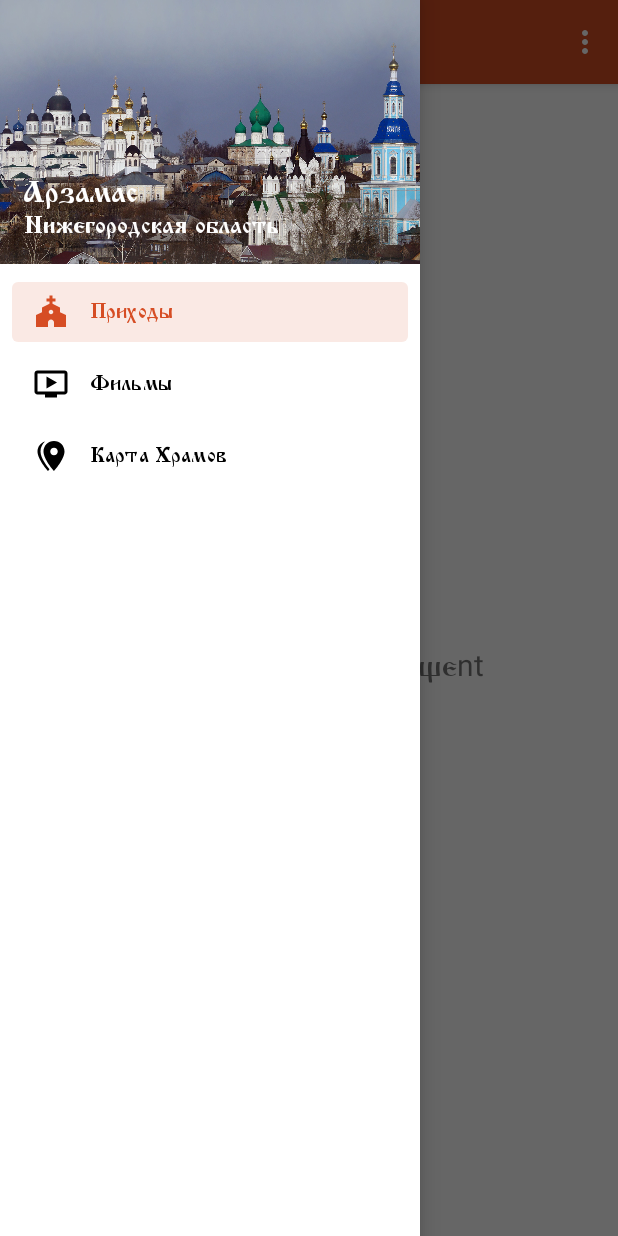
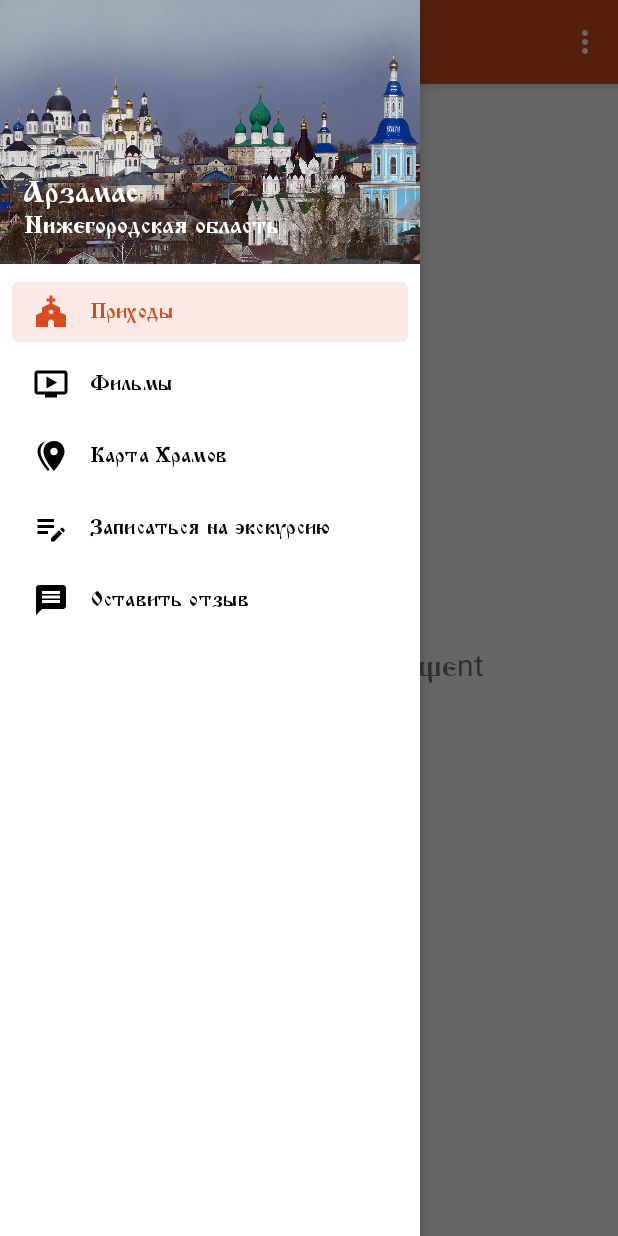
Before and after one commit to artemObrazumov/hackathon-religion, an Android app: the screen it shows after launch (MainActivity), with the side drawer open, on a phone screen of 412 x 824 dp. Run offline under Robolectric (Android 15) with nearby library versions, the phone set to English and light mode, and no system bars; our stand-ins replace Firebase (no records; nobody signed in at launch, a user with empty details on screens opened directly), navigation-ui; libraries missing offline, so code that uses them is left out: com.yandex.mapkit; 1 statement that could not run was skipped.

Commit message:
change nav drawer

```diff
--- a/app/src/main/java/com/borsch_team/hackathonReligion/data/api/CreateData.kt
+++ b/app/src/main/java/com/borsch_team/hackathonReligion/data/api/CreateData.kt
@@ -9,7 +9,7 @@ class CreateData {
         fun createData(){
             var id = UUID.randomUUID().toString()
             FirebaseFirestore.getInstance().collection("Churches").document(id).set(
-                Church(id, 0.00, 0.00, true, "Name1", "desc", arrayListOf("url1", "url2"))
+                Church(id, 55.385326, 43.817554, false, "Name1", "desc", arrayListOf("url1", "url2"))
             )
             id = UUID.randomUUID().toString()
             FirebaseFirestore.getInstance().collection("Churches").document(id).set(
@@ -19,8 +19,6 @@ class CreateData {
             FirebaseFirestore.getInstance().collection("Churches").document(id).set(
                 Church(id, 0.00, 0.00, true, "Name1", "desc", arrayListOf("url1", "url2"))
             )
-
-
         }
     }
 }
--- a/app/src/main/java/com/borsch_team/hackathonReligion/data/models/Church.kt
+++ b/app/src/main/java/com/borsch_team/hackathonReligion/data/models/Church.kt
@@ -8,4 +8,5 @@ data class Church (
     var name: String = "",
     var description: String = "",
     var urlsImages: ArrayList<String> = ArrayList(),
+    // Добавить принадлежность к приходу
 )
--- a/app/src/main/java/com/borsch_team/hackathonReligion/ui/main/MainActivity.kt
+++ b/app/src/main/java/com/borsch_team/hackathonReligion/ui/main/MainActivity.kt
@@ -6,6 +6,7 @@ import android.view.Menu
 import android.view.View
 import android.widget.Toast
 import androidx.appcompat.app.AppCompatActivity
+import androidx.appcompat.widget.Toolbar
 import androidx.drawerlayout.widget.DrawerLayout
 import androidx.navigation.findNavController
 import androidx.navigation.ui.AppBarConfiguration
@@ -18,7 +19,6 @@ import com.borsch_team.hackathonReligion.databinding.ActivityMainBinding
 import com.google.android.material.navigation.NavigationView
 import com.google.android.material.snackbar.Snackbar
 
-
 class MainActivity : AppCompatActivity() {
 
     private lateinit var appBarConfiguration: AppBarConfiguration
@@ -30,7 +30,7 @@ class MainActivity : AppCompatActivity() {
         binding = ActivityMainBinding.inflate(layoutInflater)
         setContentView(binding.root)
 
-        setSupportActionBar(binding.appBarMain.toolbar)
+        setSupportActionBar(findViewById(R.id.toolbar))
 
 
         val drawerLayout: DrawerLayout = binding.drawerLayout
@@ -40,7 +40,7 @@ class MainActivity : AppCompatActivity() {
         // menu should be considered as top level destinations.
         appBarConfiguration = AppBarConfiguration(
             setOf(
-                R.id.nav_excursions, R.id.nav_films, R.id.nav_churches
+                R.id.nav_excursions, R.id.nav_films, R.id.nav_churches, R.id.nav_feedback, R.id.nav_sign_up_tour
             ), drawerLayout
         )
         setupActionBarWithNavController(navController, appBarConfiguration)
--- /dev/null
+++ b/app/src/main/java/com/borsch_team/hackathonReligion/ui/sign_up_tour/SignUpTourFragmen.kt
@@ -0,0 +1,6 @@
+package com.borsch_team.hackathonReligion.ui.sign_up_tour
+
+import androidx.fragment.app.Fragment
+
+class SignUpTourFragmen : Fragment(){
+}
--- /dev/null
+++ b/app/src/main/res/drawable/baseline_edit_note_24.xml
@@ -0,0 +1,5 @@
+<vector android:height="24dp" android:tint="#000000"
+    android:viewportHeight="24" android:viewportWidth="24"
+    android:width="24dp" xmlns:android="http://schemas.android.com/apk/res/android">
+    <path android:fillColor="@android:color/white" android:pathData="M3,10h11v2H3V10zM3,8h11V6H3V8zM3,16h7v-2H3V16zM18.01,12.87l0.71,-0.71c0.39,-0.39 1.02,-0.39 1.41,0l0.71,0.71c0.39,0.39 0.39,1.02 0,1.41l-0.71,0.71L18.01,12.87zM17.3,13.58l-5.3,5.3V21h2.12l5.3,-5.3L17.3,13.58z"/>
+</vector>
--- /dev/null
+++ b/app/src/main/res/drawable/baseline_message_24.xml
@@ -0,0 +1,5 @@
+<vector android:autoMirrored="true" android:height="24dp"
+    android:tint="#000000" android:viewportHeight="24"
+    android:viewportWidth="24" android:width="24dp" xmlns:android="http://schemas.android.com/apk/res/android">
+    <path android:fillColor="@android:color/white" android:pathData="M20,2L4,2c-1.1,0 -1.99,0.9 -1.99,2L2,22l4,-4h14c1.1,0 2,-0.9 2,-2L22,4c0,-1.1 -0.9,-2 -2,-2zM18,14L6,14v-2h12v2zM18,11L6,11L6,9h12v2zM18,8L6,8L6,6h12v2z"/>
+</vector>
--- /dev/null
+++ b/app/src/main/res/layout/fragment_sign_up_tour.xml
@@ -0,0 +1,6 @@
+<?xml version="1.0" encoding="utf-8"?>
+<androidx.constraintlayout.widget.ConstraintLayout xmlns:android="http://schemas.android.com/apk/res/android"
+    android:layout_width="match_parent"
+    android:layout_height="match_parent">
+
+</androidx.constraintlayout.widget.ConstraintLayout>
--- a/app/src/main/res/menu/activity_main_drawer.xml
+++ b/app/src/main/res/menu/activity_main_drawer.xml
@@ -16,5 +16,13 @@
             android:id="@+id/nav_churches"
             android:icon="@drawable/map_marker_multiple"
             android:title="@string/menu_maps" />
+        <item
+            android:id="@+id/nav_sign_up_tour"
+            android:icon="@drawable/baseline_edit_note_24"
+            android:title="@string/menu_sign_up_tour" />
+        <item
+            android:id="@+id/nav_feedback"
+            android:icon="@drawable/baseline_message_24"
+            android:title="@string/menu_feedback" />
     </group>
 </menu>
--- a/app/src/main/res/values/strings.xml
+++ b/app/src/main/res/values/strings.xml
@@ -13,4 +13,6 @@
     <string name="menu_temples">Приходы</string>
     <string name="menu_films">Фильмы</string>
     <string name="menu_maps">Карта Храмов</string>
+    <string name="menu_feedback">Оставить отзыв</string>
+    <string name="menu_sign_up_tour">Записаться на экскурсию</string>
 </resources>
```
Also changed, not shown: app/src/main/java/com/borsch_team/hackathonReligion/ui/feedback/FeedbackFragment.kt (added, +25 -0 lines), app/src/main/java/com/borsch_team/hackathonReligion/ui/feedback/FeedbackViewModel.kt (added, +7 -0 lines), app/src/main/res/layout/fragment_feedback.xml (added, +60 -0 lines), app/src/main/res/navigation/mobile_navigation.xml (+12 -0 lines).
